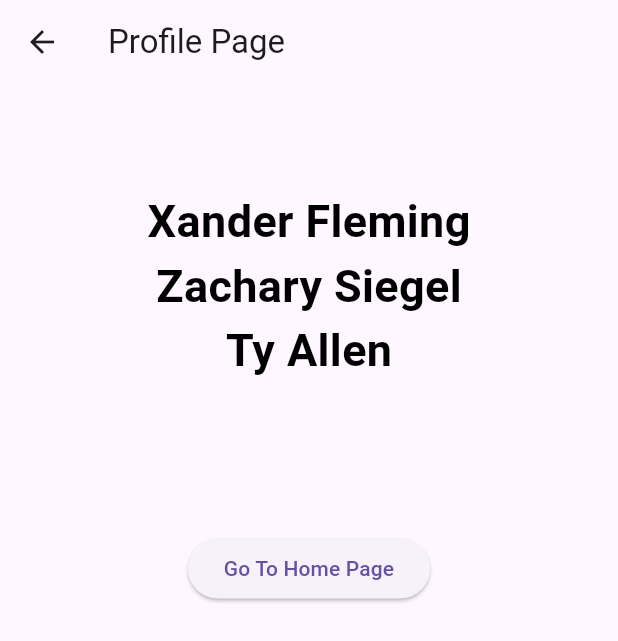
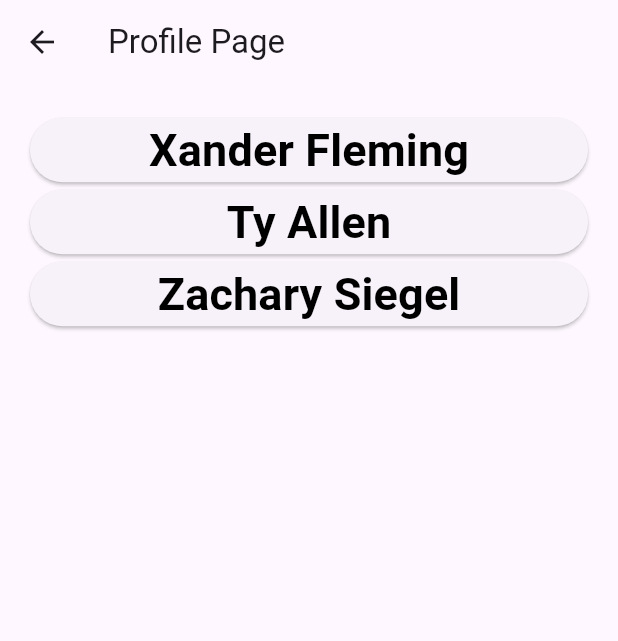
Before and after one commit to XanderF1034/flutter-practice, a Flutter app: the Profilepage screen opened directly, on a phone screen of 412 x 824 dp. Shown: the top 641 px of the screen. Run offline on Flutter 3.47's test engine with Material 3 defaults, Android fonts, the phone set to English and light mode, and no system bars.

Commit message:
expanded multi-page-student thing

```diff
--- /dev/null
+++ b/multi_page_app/lib/Student.dart
@@ -0,0 +1,20 @@
+class Student {
+  String firstName = "", lastName = "", favoriteSubject = "";
+  int gradeLevel = 0, age = 0;
+  double gpa = 0.0;
+  Student(
+    String firstName,
+    String lastName,
+    String favoriteSubject,
+    int gradeLevel,
+    age,
+    double gpa,
+  ) {
+    this.firstName = firstName;
+    this.lastName = lastName;
+    this.favoriteSubject = favoriteSubject;
+    this.gradeLevel = gradeLevel;
+    this.gpa = gpa;
+    this.age = age;
+  }
+}
--- a/multi_page_app/lib/pages/HomePage.dart
+++ b/multi_page_app/lib/pages/HomePage.dart
@@ -21,7 +21,7 @@ class Homepage extends StatelessWidget {
                 style: const TextStyle(
                   color: Colors.black,
                   fontWeight: FontWeight.bold,
-                  fontSize: 200,
+                  fontSize: 25,
                 ),
               ),
               SizedBox(height: 100),
--- a/multi_page_app/lib/pages/ProfilePage.dart
+++ b/multi_page_app/lib/pages/ProfilePage.dart
@@ -1,54 +1,45 @@
 import 'package:flutter/material.dart';
+import 'package:multi_page_app/Student.dart';
+import 'package:multi_page_app/pages/StudentInfoPage.dart';
 
 class Profilepage extends StatelessWidget {
-  const Profilepage({super.key});
+  Profilepage({super.key});
+
+  final Student xander = Student("Xander", "Fleming", "Science", 11, 17, 4.833);
+  final Student ty = Student("Ty", "Allen", "Trigonometry", 11, 17, 2.7);
+  final Student zack = Student("Zachary", "Siegel", "ELA", 11, 17, 4.5);
 
   @override
   Widget build(BuildContext context) {
+    List<Student> students = [xander, ty, zack];
     return Scaffold(
       appBar: AppBar(title: Text('Profile Page')),
       body: Padding(
         padding: EdgeInsets.all(20),
 
         child: Center(
-          child: Column(
-            crossAxisAlignment: CrossAxisAlignment.center,
-            children: [
-              SizedBox(height: 50),
-              Text(
-                'Xander Fleming',
+          child: ListView.builder(
+            itemCount: students.length,
+            itemBuilder: (context, index) {
+              return ElevatedButton(
+                onPressed: () {
+                  Navigator.push(
+                    context,
+                    MaterialPageRoute(
+                      builder: (context) => Studentinfopage(student: xander),
+                    ),
+                  );
+                },
+                child: Text(
+                  '${students[index].firstName} ${students[index].lastName}',
                   style: const TextStyle(
                     color: Colors.black,
                     fontWeight: FontWeight.bold,
                     fontSize: 30,
                   ),
                 ),
-              Text(
-                'Zachary Siegel',
-                style: const TextStyle(
-                  color: Colors.black,
-                  fontWeight: FontWeight.bold,
-                  fontSize: 30,
-                ),
-              ),
-              Text(
-                'Ty Allen',
-                style: const TextStyle(
-                  color: Colors.black,
-                  fontWeight: FontWeight.bold,
-                  fontSize: 30,
-                ),
-              ),
-              SizedBox(height: 100),
-              ElevatedButton(
-                onPressed: () {
-                  Navigator.pop(
-                    context,
               );
             },
-                child: Text("Go To Home Page"),
-              ),
-            ],
           ),
         ),
       ),
```
Also changed, not shown: multi_page_app/lib/pages/StudentInfoPage.dart (added, +78 -0 lines), multi_page_app/flutter_01.png (added). Lines whose indentation alone changed are shown as unchanged.
